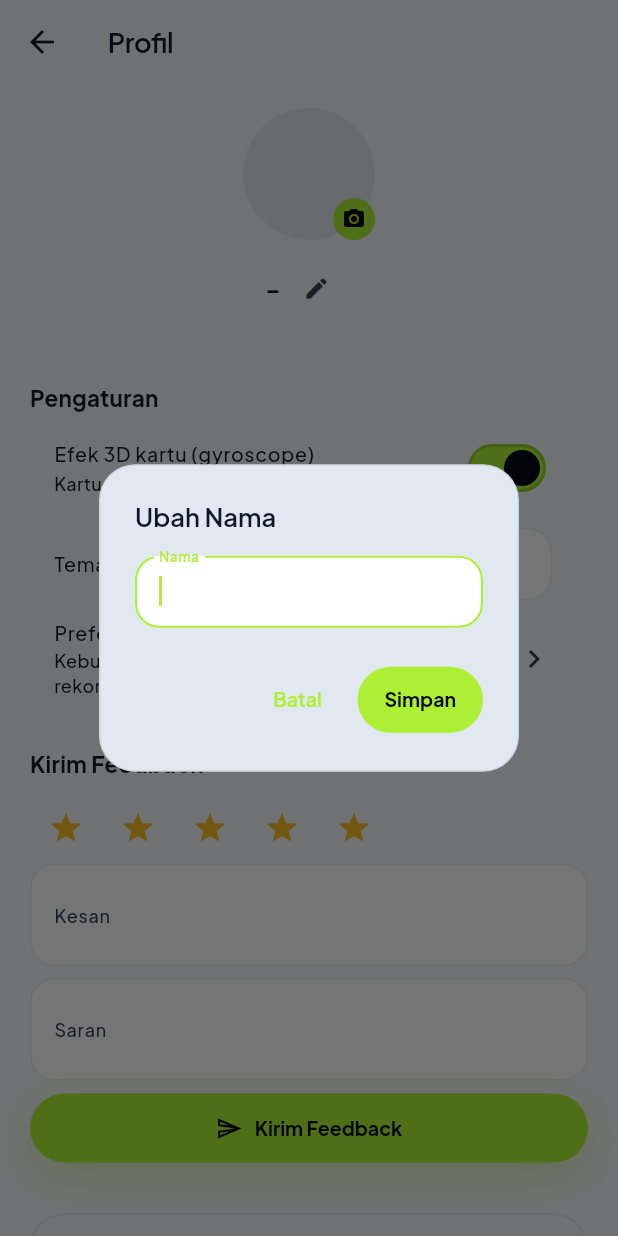
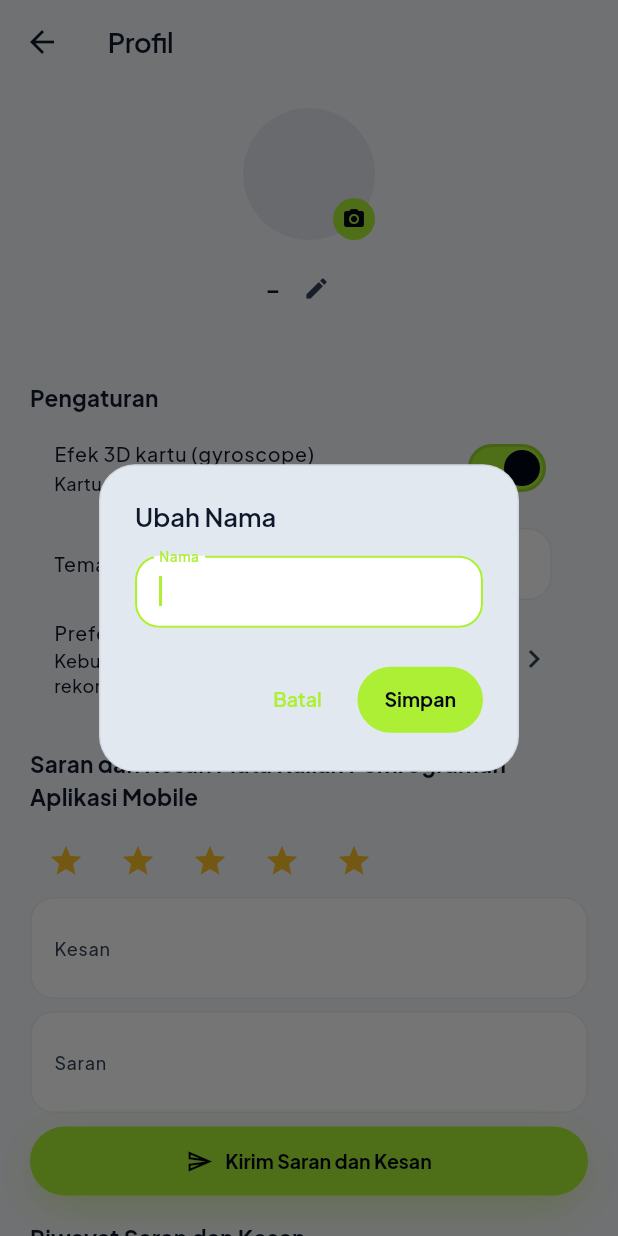
Before and after one commit to WildaGhoniyuJiddan/projekakhirmobile, a Flutter app: the ProfileContentScreen screen opened directly, after a tap on the "edit" icon, on a phone screen of 412 x 824 dp. Run offline on Flutter 3.47's test engine with Material 3 defaults, Android fonts, the phone set to English and light mode, and no system bars; our stand-ins replace connectivity_plus, dio, drift, fl_chart, flutter_local_notifications, flutter_map and 11 more; missing offline and left inert: glbview, workmanager; accounts and stored records are empty; generated files the repository leaves out were written again; statements that could not run were skipped.

Commit message:
Kriteria PAM lengkap: Saran dan Kesan Mata Kuliah + riwayat terbaca di profil; kartu konversi terkonsep (IDR + USD/SGD/MYR + Waktu Pengecekan Harga WIB/WITA/WIT/London) di detail produk dan hasil cek harga; zona London di konverter

```diff
--- a/lib/l10n/strings.dart
+++ b/lib/l10n/strings.dart
@@ -174,11 +174,19 @@ abstract final class AppStrings {
   static const tiltSetting = 'Efek 3D kartu (gyroscope)';
   static const tiltSubtitle = 'Kartu miring mengikuti gerakan HP';
   static const themeSetting = 'Tema';
-  static const feedbackSection = 'Kirim Feedback';
+  static const feedbackSection =
+      'Saran dan Kesan Mata Kuliah Pemrograman Aplikasi Mobile';
   static const kesanLabel = 'Kesan';
+  static const kesanHint =
+      'Ceritakan kesanmu selama mengikuti mata kuliah ini';
   static const saranLabel = 'Saran';
-  static const sendFeedbackButton = 'Kirim Feedback';
-  static const feedbackSent = 'Terima kasih atas feedback-nya!';
+  static const saranHint =
+      'Tuliskan saranmu untuk mata kuliah ini ke depannya';
+  static const sendFeedbackButton = 'Kirim Saran dan Kesan';
+  static const feedbackSent =
+      'Terima kasih, saran dan kesanmu sudah tersimpan.';
+  static const feedbackHistorySection = 'Riwayat Saran dan Kesan';
+  static const feedbackEmpty = 'Belum ada saran dan kesan tersimpan.';
   static const photoUpdated = 'Foto profil diperbarui.';
   static const editNameTitle = 'Ubah Nama';
   static const logoutTitle = 'Keluar';
--- a/lib/screens/profile_screen.dart
+++ b/lib/screens/profile_screen.dart
@@ -34,10 +34,12 @@ class _ProfileContentScreenState
   bool _bioAvailable = false;
   bool _bioEnabled = false;
   String? _localPhotoPath;
+  late Future<List<Map<String, dynamic>>> _feedbackHistory;
 
   @override
   void initState() {
     super.initState();
+    _feedbackHistory = ref.read(profileApiProvider).feedbackHistory();
     _loadBio();
     _restorePhoto();
   }
@@ -140,6 +142,9 @@ class _ProfileContentScreenState
       if (!mounted) return;
       _kesan.clear();
       _saran.clear();
+      setState(() {
+        _feedbackHistory = ref.read(profileApiProvider).feedbackHistory();
+      });
       showMonexToast(context, AppStrings.feedbackSent, isSuccess: true);
     } catch (e) {
       if (mounted) {
@@ -148,6 +153,54 @@ class _ProfileContentScreenState
     } finally {
       if (mounted) setState(() => _sendingFeedback = false);
     }
+  }
+
+  /// Satu entri riwayat saran & kesan tersimpan (rating, tanggal, isi).
+  Widget _feedbackEntry(BuildContext context, Map<String, dynamic> e) {
+    final theme = Theme.of(context);
+    final rating = (e['rating'] as num?)?.toInt() ?? 0;
+    final kesan = (e['kesan'] as String?)?.trim() ?? '';
+    final saran = (e['saran'] as String?)?.trim() ?? '';
+    final at = DateTime.tryParse(e['at'] as String? ?? '');
+    String two(int v) => v.toString().padLeft(2, '0');
+    final dateText = at == null
+        ? ''
+        : '${two(at.day)}/${two(at.month)}/${at.year} ${two(at.hour)}:${two(at.minute)}';
+    return Container(
+      width: double.infinity,
+      padding: const EdgeInsets.all(12),
+      decoration: BoxDecoration(
+        border: Border.all(color: theme.dividerColor),
+        borderRadius: BorderRadius.circular(MonexSpacing.radiusMd),
+      ),
+      child: Column(
+        crossAxisAlignment: CrossAxisAlignment.start,
+        children: [
+          Row(
+            children: [
+              for (var i = 0; i < 5; i++)
+                Icon(
+                  i < rating ? Icons.star : Icons.star_border,
+                  size: 14,
+                  color: MonexColors.verdictFair,
+                ),
+              const Spacer(),
+              Text(dateText, style: theme.textTheme.bodySmall),
+            ],
+          ),
+          if (kesan.isNotEmpty) ...[
+            const SizedBox(height: 6),
+            Text('${AppStrings.kesanLabel}: $kesan',
+                style: theme.textTheme.bodyMedium),
+          ],
+          if (saran.isNotEmpty) ...[
+            const SizedBox(height: 4),
+            Text('${AppStrings.saranLabel}: $saran',
+                style: theme.textTheme.bodyMedium),
+          ],
+        ],
+      ),
+    );
   }
 
   Future<void> _logout() async {
@@ -344,6 +397,7 @@ class _ProfileContentScreenState
               controller: _kesan,
               decoration: const InputDecoration(
                 labelText: AppStrings.kesanLabel,
+                hintText: AppStrings.kesanHint,
                 border: OutlineInputBorder(),
               ),
               maxLines: 2,
@@ -353,6 +407,7 @@ class _ProfileContentScreenState
               controller: _saran,
               decoration: const InputDecoration(
                 labelText: AppStrings.saranLabel,
+                hintText: AppStrings.saranHint,
                 border: OutlineInputBorder(),
               ),
               maxLines: 2,
@@ -364,6 +419,35 @@ class _ProfileContentScreenState
               icon: Icons.send_outlined,
               label: AppStrings.sendFeedbackButton,
               loading: _sendingFeedback,
+            ),
+            const SizedBox(height: 16),
+            Text(AppStrings.feedbackHistorySection,
+                style: Theme.of(context).textTheme.titleMedium),
+            const SizedBox(height: 8),
+            FutureBuilder<List<Map<String, dynamic>>>(
+              future: _feedbackHistory,
+              builder: (context, snap) {
+                if (snap.connectionState == ConnectionState.waiting) {
+                  return const SizedBox.shrink();
+                }
+                final items =
+                    (snap.data ?? const <Map<String, dynamic>>[])
+                        .reversed
+                        .toList();
+                if (items.isEmpty) {
+                  return Text(AppStrings.feedbackEmpty,
+                      style: Theme.of(context).textTheme.bodySmall);
+                }
+                return Column(
+                  crossAxisAlignment: CrossAxisAlignment.start,
+                  children: [
+                    for (final e in items) ...[
+                      _feedbackEntry(context, e),
+                      const SizedBox(height: 8),
+                    ],
+                  ],
+                );
+              },
             ),
             const SizedBox(height: 8),
             Consumer(
--- a/lib/screens/result_screen.dart
+++ b/lib/screens/result_screen.dart
@@ -5,6 +5,7 @@ import 'package:shared_preferences/shared_preferences.dart';
 import 'package:worthbang/core/theme/monex_theme.dart';
 import 'package:worthbang/core/widgets/monex_widgets.dart';
 import 'package:worthbang/utils/rupiah.dart';
+import 'package:worthbang/widgets/price_conversion_card.dart';
 import 'package:worthbang/widgets/verdict_badge.dart';
 import 'package:worthbang/l10n/strings.dart';
 import 'package:worthbang/l10n/dream_strings.dart';
@@ -125,6 +126,8 @@ class ResultScreen extends ConsumerWidget {
               ],
             ),
           ),
+          const SizedBox(height: MonexSpacing.sectionGap),
+          PriceConversionCard(priceIdr: r.inputPrice),
           if (r.recommendation != null) ...[
             const SizedBox(height: MonexSpacing.sectionGap),
             MonexSurfaceCard(
--- a/lib/screens/tools_screen.dart
+++ b/lib/screens/tools_screen.dart
@@ -7,7 +7,8 @@ import 'package:worthbang/core/theme/monex_theme.dart';
 import 'package:worthbang/core/widgets/monex_widgets.dart';
 import 'package:worthbang/services/features/currency_api.dart';
 
-/// Layar Konverter: mata uang (kurs server) + zona waktu WIB/WITA/WIT/UTC.
+/// Layar Konverter: mata uang (kurs server) + zona waktu
+/// WIB/WITA/WIT/London/UTC.
 class ToolsScreen extends ConsumerStatefulWidget {
   const ToolsScreen({super.key});
 
@@ -179,6 +180,7 @@ class _ToolsScreenState extends ConsumerState<ToolsScreen> {
                 Expanded(
                   child: DropdownButtonFormField<WibZone>(
                     initialValue: _from,
+                    isExpanded: true,
                     decoration: const InputDecoration(
                         labelText: AppStrings.fromLabel),
                     items: WibZone.values
@@ -196,6 +198,7 @@ class _ToolsScreenState extends ConsumerState<ToolsScreen> {
                 Expanded(
                   child: DropdownButtonFormField<WibZone>(
                     initialValue: _to,
+                    isExpanded: true,
                     decoration: const InputDecoration(
                         labelText: AppStrings.toLabel),
                     items: WibZone.values
```
Also changed, not shown: lib/screens/search_screen.dart (+45 -7 lines), lib/services/features/currency_api.dart (+36 -3 lines), lib/widgets/price_conversion_card.dart (added, +99 -0 lines), 1 other file.
